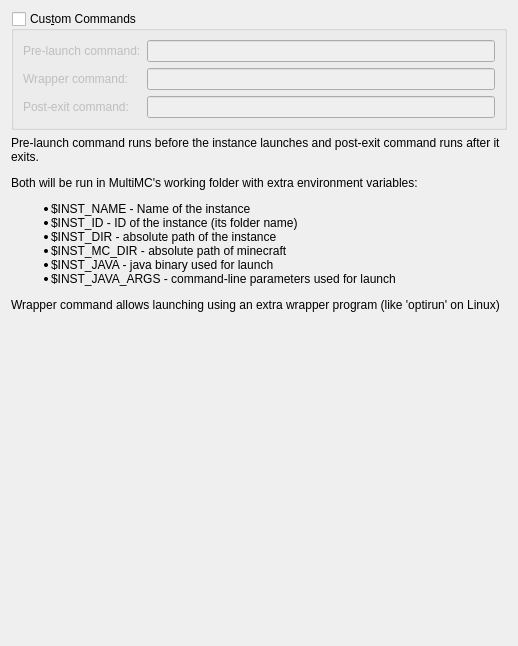
Before: the Qt Designer form application/widgets/CustomCommands.ui in FreesmTeam/FreesmLauncher, drawn with Qt 5.
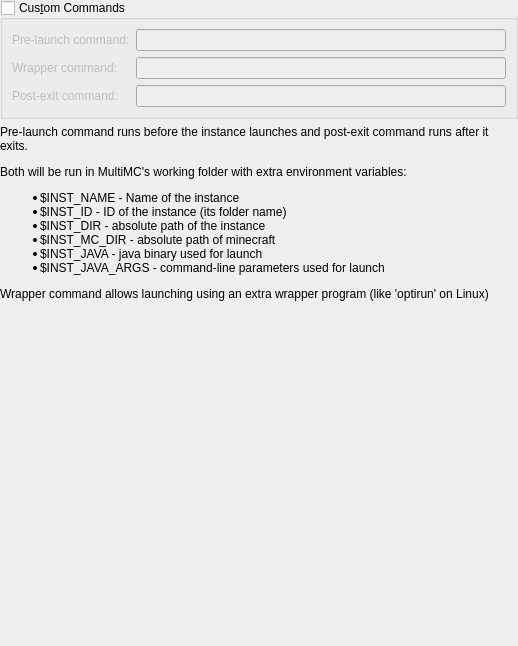
After: the same form once the commit is applied.

Commit message: NOISSUE fix overly large margins in the instance settings page

The edit to the form file:
```diff
--- a/application/widgets/CustomCommands.ui
+++ b/application/widgets/CustomCommands.ui
@@ -14,6 +14,18 @@
    <string>Form</string>
   </property>
   <layout class="QVBoxLayout" name="verticalLayout">
+   <property name="leftMargin">
+    <number>0</number>
+   </property>
+   <property name="topMargin">
+    <number>0</number>
+   </property>
+   <property name="rightMargin">
+    <number>0</number>
+   </property>
+   <property name="bottomMargin">
+    <number>0</number>
+   </property>
    <item>
     <widget class="QGroupBox" name="customCommandsGroupBox">
      <property name="enabled">
```
The commit also changes 1 other file.
